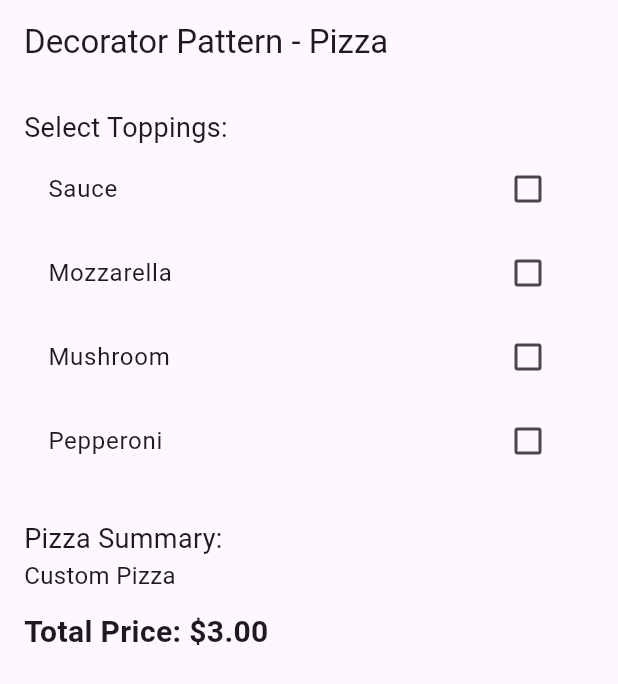
After one commit to abdalrhman7/design-patterns-by-example-dart-flutter, a Flutter app: the DecoratorPizzaScreen screen opened directly, on a phone screen of 412 x 824 dp. The commit adds this screen. Shown: the top 684 px of the screen. Run offline on Flutter 3.47's test engine with Material 3 defaults, Android fonts, the phone set to English and light mode, and no system bars.

Commit message:
Implemented the Decorator Pattern with two examples:
- A coffee customization example showing how to dynamically add Milk and Sugar to a base Coffee
- A Flutter pizza example demonstrating how to stack toppings like Sauce, Pepperoni, Mushrooms, and Mozzarella

```diff
--- a/lib/behavioral/observer/flutter_examples/main.dart
+++ b/lib/behavioral/observer/flutter_examples/main.dart
@@ -2,11 +2,7 @@ import 'package:design_patterns_flutter/behavioral/observer/flutter_examples/ui/
 import 'package:flutter/material.dart';
 
 void main() {
-  runApp(
-    const MaterialApp(
-      home: WeatherObserverScreen(),
-    ),
-  );
+  runApp(WeatherApp(),);
 }
 
 
--- /dev/null
+++ b/lib/structural/decorator/flutter_examples/main.dart
@@ -0,0 +1,18 @@
+import 'package:design_patterns_flutter/structural/decorator/flutter_examples/ui/decorator_pizza_screen.dart';
+import 'package:flutter/material.dart';
+
+void main() {
+  runApp(PizzaApp());
+}
+
+class PizzaApp extends StatelessWidget {
+  const PizzaApp({super.key});
+
+  @override
+  Widget build(BuildContext context) {
+    return MaterialApp(
+      title: 'Decorator Pattern: Pizza',
+      home: const DecoratorPizzaScreen(),
+    );
+  }
+}
--- /dev/null
+++ b/lib/structural/decorator/flutter_examples/pizza_decorator.dart
@@ -0,0 +1,115 @@
+// Flutter Decorator Pattern Example with UI and Clean Refactor
+
+import 'package:flutter/material.dart';
+
+// === Component Interface ===
+// 🔹 Defines the **abstraction** for all pizza types (base or decorated).
+// 🔹 All concrete pizzas and decorators must implement this interface.
+// 🔹 Key Principle: High-level code depends on **abstractions**, not on details (DIP).
+abstract interface class Pizza {
+  String getDescription();
+
+  double getPrice();
+}
+
+// === Concrete Component ===
+// 🔹 Represents a base pizza — the core object that can be decorated.
+// 🔹 Provides a default description and base price.
+// 🔹 Can be passed into decorators to build a pizza dynamically.
+class PizzaBase implements Pizza {
+  final String description;
+
+  const PizzaBase(this.description);
+
+  @override
+  String getDescription() {
+    return description;
+  }
+
+  @override
+  double getPrice() {
+    return 3.0;
+  }
+}
+
+// === Base Decorator ===
+// 🔹 Abstract base decorator that implements the Pizza interface.
+// 🔹 Uses **composition**: holds a reference (`pizza`) to another Pizza object.
+//    ➤ This could be the base pizza or another decorator (i.e., nested wrapping).
+// 🔹 Does not change behavior directly — simply delegates to the wrapped object.
+// 🔹 Subclasses override methods to **extend behavior dynamically**.
+// 🔹 Key Principle: **Open/Closed Principle**
+//    ➤ We can add new features (e.g., toppings) without modifying existing code.
+abstract class PizzaDecorator implements Pizza {
+  final Pizza pizza; // 👈 Wrapped pizza instance (can be base or another decorator)
+
+  const PizzaDecorator(this.pizza);
+}
+
+// === Concrete Decorator: Mushroom ===
+// 🔹 Adds mushroom topping by modifying the description and increasing the price.
+// 🔹 Uses composition to delegate to the wrapped Pizza object.
+// 🔹 Appends description and increases price.
+// 🔹 Demonstrates dynamic composition of behavior.
+class Mushroom extends PizzaDecorator {
+  const Mushroom(super.pizza);
+
+  @override
+  String getDescription() {
+    return '${pizza.getDescription()}\n- Mushroom';
+  }
+
+  @override
+  double getPrice() {
+    return pizza.getPrice() + 0.5;
+  }
+}
+
+
+// === Concrete Decorator: Mozzarella ===
+// 🔹 Extends PizzaDecorator to add "Mozzarella" topping.
+class Mozzarella extends PizzaDecorator {
+  const Mozzarella(super.pizza);
+
+  @override
+  String getDescription() {
+    return '${pizza.getDescription()}\n- Mozzarella';
+  }
+
+  @override
+  double getPrice() {
+    return pizza.getPrice() + 0.8;
+  }
+}
+
+// === Concrete Decorator: Pepperoni ===
+// 🔹 Adds pepperoni to the pizza, modifying description and price.
+class Pepperoni extends PizzaDecorator {
+  const Pepperoni(super.pizza);
+
+  @override
+  String getDescription() {
+    return '${pizza.getDescription()}\n- Pepperoni';
+  }
+
+  @override
+  double getPrice() {
+    return pizza.getPrice() + 1.5;
+  }
+}
+
+// === Concrete Decorator: Sauce ===
+// 🔹 Adds sauce to the pizza using composition.
+class Sauce extends PizzaDecorator {
+  const Sauce(super.pizza);
+
+  @override
+  String getDescription() {
+    return '${pizza.getDescription()}\n- Sauce';
+  }
+
+  @override
+  double getPrice() {
+    return pizza.getPrice() + 0.9;
+  }
+}
--- /dev/null
+++ b/lib/structural/decorator/flutter_examples/ui/decorator_pizza_screen.dart
@@ -0,0 +1,82 @@
+import 'package:design_patterns_flutter/structural/decorator/flutter_examples/pizza_decorator.dart';
+import 'package:flutter/material.dart';
+
+class DecoratorPizzaScreen extends StatefulWidget {
+  const DecoratorPizzaScreen({super.key});
+
+  @override
+  State<DecoratorPizzaScreen> createState() => _DecoratorPizzaScreenState();
+}
+
+class _DecoratorPizzaScreenState extends State<DecoratorPizzaScreen> {
+  bool hasSauce = false;
+  bool hasMozzarella = false;
+  bool hasMushroom = false;
+  bool hasPepperoni = false;
+
+  Pizza _buildPizza() {
+    Pizza pizza = const PizzaBase("Custom Pizza");
+    if (hasSauce) pizza = Sauce(pizza);
+    if (hasMozzarella) pizza = Mozzarella(pizza);
+    if (hasMushroom) pizza = Mushroom(pizza);
+    if (hasPepperoni) pizza = Pepperoni(pizza);
+    return pizza;
+  }
+
+  @override
+  Widget build(BuildContext context) {
+    final pizza = _buildPizza();
+
+    return Scaffold(
+      appBar: AppBar(title: const Text('Decorator Pattern - Pizza')),
+      body: Padding(
+        padding: const EdgeInsets.all(16.0),
+        child: Column(
+          crossAxisAlignment: CrossAxisAlignment.start,
+          children: [
+            const Text("Select Toppings:", style: TextStyle(fontSize: 18)),
+            CheckboxListTile(
+              title: const Text("Sauce"),
+              value: hasSauce,
+              onChanged: (val) {
+                setState(() {
+                  hasSauce = val!;
+                });
+              },
+            ),
+            CheckboxListTile(
+              title: const Text("Mozzarella"),
+              value: hasMozzarella,
+              onChanged: (val) {
+                setState(() {
+                  hasMozzarella = val!;
+                });
+              },
+            ),
+            CheckboxListTile(
+              title: const Text("Mushroom"),
+              value: hasMushroom,
+              onChanged: (val) {
+                setState(() {
+                  hasMushroom = val!;
+                });
+              },
+            ),
+            CheckboxListTile(
+              title: const Text("Pepperoni"),
+              value: hasPepperoni,
+              onChanged: (val) => setState(() => hasPepperoni = val!),
+            ),
+            const SizedBox(height: 24),
+            const Text("Pizza Summary:", style: TextStyle(fontSize: 18)),
+            Text(pizza.getDescription(), style: const TextStyle(fontSize: 16)),
+            const SizedBox(height: 12),
+            Text("Total Price: \$${pizza.getPrice().toStringAsFixed(2)}",
+                style:
+                    const TextStyle(fontSize: 20, fontWeight: FontWeight.bold)),
+          ],
+        ),
+      ),
+    );
+  }
+}
```
Also changed, not shown: lib/behavioral/observer/core_examples/with_observer/main.dart (added, +30 -0 lines), lib/behavioral/observer/core_examples/with_observer/state_change_observer.dart (+0 -27 lines), lib/behavioral/observer/core_examples/without_observer/main.dart (added, +13 -0 lines), lib/behavioral/observer/core_examples/without_observer/state_change_without_observer.dart (+0 -11 lines), lib/behavioral/strategy/core_examples/payment_example/with_strategy/main.dart (added, +17 -0 lines), lib/behavioral/strategy/core_examples/payment_example/with_strategy/payment_strategy.dart (+0 -16 lines), lib/behavioral/strategy/core_examples/payment_example/without_pattern/main.dart (added, +17 -0 lines), lib/behavioral/strategy/core_examples/payment_example/without_pattern/payment_without_strategy.dart (+0 -15 lines), lib/structural/decorator/core_examples/with_decorator/coffee_decorator.dart (added, +95 -0 lines), lib/structural/decorator/core_examples/with_decorator/main.dart (added, +31 -0 lines), lib/structural/decorator/core_examples/without_decorator/coffee_without_decorator.dart (added, +42 -0 lines), lib/structural/decorator/core_examples/without_decorator/main.dart (added, +21 -0 lines).
